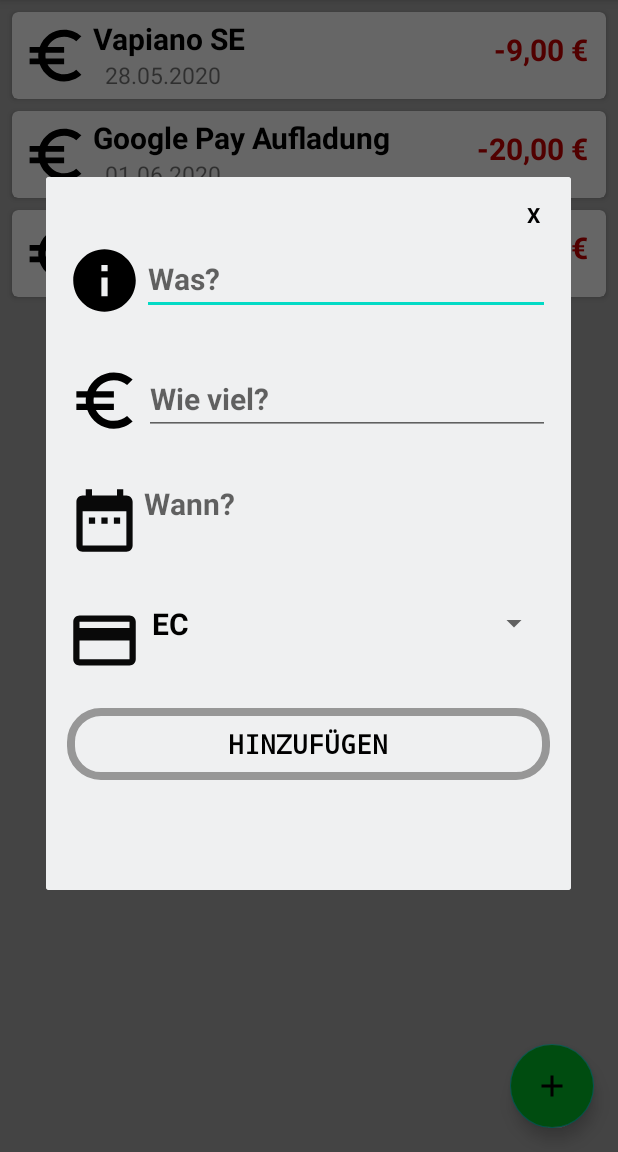
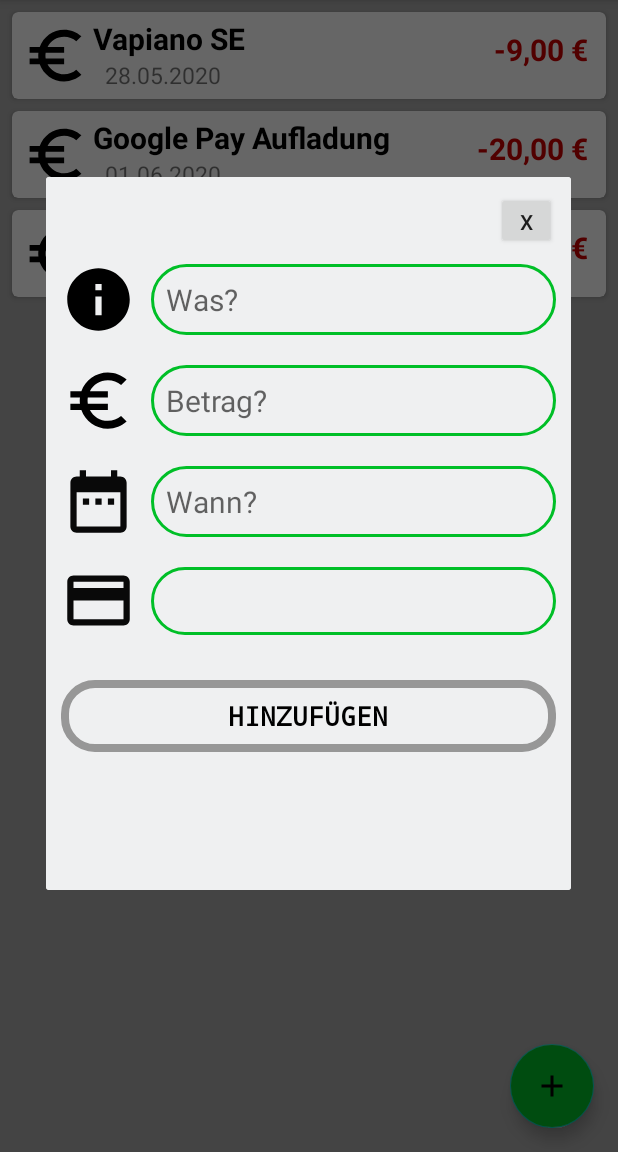
Before and after one commit to haidepzai/Finance-Manager-Android, an Android app: the screen it shows after launch (MainActivity), after a tap on an icon or button, on a phone screen of 412 x 824 dp, the part 84-1236 px from its top. Run offline under Robolectric (Android 15) with nearby library versions, the phone set to English and light mode, and no system bars.

Commit message:
Improved layout and design

```diff
--- a/FinanceManager/app/src/main/java/de/hdmstuttgart/financemanager/Fragments/MainFragment.java
+++ b/FinanceManager/app/src/main/java/de/hdmstuttgart/financemanager/Fragments/MainFragment.java
@@ -6,6 +6,7 @@ import android.content.Intent;
 import android.graphics.Color;
 import android.graphics.drawable.ColorDrawable;
 import android.os.Bundle;
+import android.text.InputFilter;
 import android.view.LayoutInflater;
 import android.view.View;
 import android.view.ViewGroup;
@@ -15,7 +16,6 @@ import android.widget.Button;
 import android.widget.DatePicker;
 import android.widget.EditText;
 import android.widget.Spinner;
-import android.widget.TextView;
 
 import androidx.annotation.NonNull;
 import androidx.annotation.Nullable;
@@ -52,7 +52,7 @@ public class MainFragment extends Fragment implements RecyclerViewAdapter.OnNote
 
     private EditText payPurpose;
     private EditText payAmount;
-    private TextView mDisplayDate;
+    private EditText mDisplayDate;
     private Spinner payMethod;
 
     private static ArrayAdapter<String> mSpinner; //Adapter für Spinner (Dropdown Liste)
@@ -87,11 +87,11 @@ public class MainFragment extends Fragment implements RecyclerViewAdapter.OnNote
         fab.setOnClickListener(new View.OnClickListener() {
             @Override
             public void onClick(View v) {
-                TextView txtClose;
+                Button btnClose;
                 myDialog.setContentView(R.layout.custompopup);
 
-                txtClose = myDialog.findViewById(R.id.txtClose);
-                txtClose.setOnClickListener(new View.OnClickListener() {
+                btnClose = myDialog.findViewById(R.id.btnClose);
+                btnClose.setOnClickListener(new View.OnClickListener() {
                     @Override
                     public void onClick(View v) {
                         myDialog.dismiss();
@@ -101,8 +101,16 @@ public class MainFragment extends Fragment implements RecyclerViewAdapter.OnNote
                 //Initialisierung der TextViews in dem Dialog
                 payPurpose = myDialog.findViewById(R.id.inputPurpose);
                 payAmount = myDialog.findViewById(R.id.inputAmount);
+
                 payMethod = myDialog.findViewById(R.id.inputMethod);
                 mDisplayDate = myDialog.findViewById(R.id.inputDate);
+
+                payPurpose.setBackgroundResource(R.drawable.edit_border);
+                payAmount.setBackgroundResource(R.drawable.edit_border);
+                mDisplayDate.setBackgroundResource(R.drawable.edit_border);
+                payMethod.setBackgroundResource(R.drawable.edit_border);
+
+
                 //Öffnet Datum-Feld
                 mDisplayDate.setOnClickListener(new View.OnClickListener() {
                     @Override
--- a/FinanceManager/app/src/main/java/de/hdmstuttgart/financemanager/ItemDetailActivity.java
+++ b/FinanceManager/app/src/main/java/de/hdmstuttgart/financemanager/ItemDetailActivity.java
@@ -5,6 +5,8 @@ import android.content.Intent;
 import android.graphics.Color;
 import android.graphics.drawable.ColorDrawable;
 import android.os.Bundle;
+import android.text.Editable;
+import android.text.InputFilter;
 import android.view.View;
 import android.widget.AdapterView;
 import android.widget.ArrayAdapter;
@@ -17,6 +19,7 @@ import androidx.appcompat.app.AppCompatActivity;
 
 import com.google.android.material.floatingactionbutton.FloatingActionButton;
 
+import java.text.NumberFormat;
 import java.util.Calendar;
 import java.util.Objects;
 
@@ -73,6 +76,8 @@ public class ItemDetailActivity extends AppCompatActivity implements AdapterView
 
         mPurpose.setText(purpose);
         mAmount.setText(amount);
+
+        //Add currency filter to amount input field
         mDate.setText(date);
         //Initialisierung des Spinners
         mSpinner = new ArrayAdapter<>(ItemDetailActivity.this, R.layout.spinner_item_detail, PaymentMethods.SpinnerList);
@@ -191,4 +196,5 @@ public class ItemDetailActivity extends AppCompatActivity implements AdapterView
     public void onNothingSelected(AdapterView<?> parent) {
 
     }
+
 }
--- a/FinanceManager/app/src/main/java/de/hdmstuttgart/financemanager/PaymentMethods.java
+++ b/FinanceManager/app/src/main/java/de/hdmstuttgart/financemanager/PaymentMethods.java
@@ -7,6 +7,7 @@ public class PaymentMethods {
    public static ArrayList<String> SpinnerList = new ArrayList<>();
     //Führt den Block instant aus, sobald die Klasse aufgerufen wird
     static {
+        SpinnerList.add("Wählen Sie eine Zahlmethode...");
         SpinnerList.add("EC");
         SpinnerList.add("Bank");
         SpinnerList.add("Kreditkarte");
--- a/FinanceManager/app/src/main/res/layout/activity_item_detail.xml
+++ b/FinanceManager/app/src/main/res/layout/activity_item_detail.xml
@@ -1,6 +1,5 @@
 <?xml version="1.0" encoding="utf-8"?>
-<androidx.coordinatorlayout.widget.CoordinatorLayout
-    xmlns:android="http://schemas.android.com/apk/res/android"
+<androidx.coordinatorlayout.widget.CoordinatorLayout xmlns:android="http://schemas.android.com/apk/res/android"
     xmlns:app="http://schemas.android.com/apk/res-auto"
     xmlns:tools="http://schemas.android.com/tools"
     android:layout_width="match_parent"
@@ -44,10 +43,13 @@
                 android:layout_width="300dp"
                 android:layout_height="wrap_content"
                 android:layout_gravity="center_vertical"
+                android:inputType="text"
                 android:lines="1"
                 android:maxLines="1"
+                android:padding="10dp"
                 android:singleLine="true"
-                android:text="Was" />
+                android:text="@string/detail_placeholder_what"
+                android:textSize="20sp" />
         </LinearLayout>
 
         <LinearLayout
@@ -70,10 +72,13 @@
                 android:layout_width="300dp"
                 android:layout_height="wrap_content"
                 android:layout_gravity="center_vertical"
+                android:inputType="date"
                 android:lines="1"
                 android:maxLines="1"
+                android:padding="10dp"
                 android:singleLine="true"
-                android:text="Wann" />
+                android:text="@string/detail_placeholder_when"
+                android:textSize="20sp" />
 
             <ImageButton
                 android:id="@+id/calendarButton"
@@ -106,8 +111,10 @@
                 android:layout_gravity="center_vertical"
                 android:lines="1"
                 android:maxLines="1"
+                android:padding="10dp"
                 android:singleLine="true"
-                android:text="Betrag" />
+                android:text="@string/detail_placeholder_amount"
+                android:textSize="20sp" />
         </LinearLayout>
 
         <LinearLayout
@@ -128,12 +135,14 @@
             <Spinner
                 android:id="@+id/detailMethod"
                 android:layout_width="300dp"
-                android:layout_height="45sp"
+                android:layout_height="45dp"
                 android:layout_gravity="center_vertical"
                 android:lines="1"
                 android:maxLines="1"
+                android:padding="10dp"
                 android:singleLine="true"
-                android:text="Zahlungsmethode" />
+                android:spinnerMode="dropdown"
+                android:text="@string/detail_placeholder_payment" />
 
         </LinearLayout>
 
@@ -145,10 +154,10 @@
         android:layout_height="wrap_content"
         android:layout_gravity="end|bottom"
         android:layout_margin="16dp"
+        android:backgroundTint="@color/colorPrimary"
+        android:elevation="6dp"
         android:src="@drawable/ic_edit"
-        app:fabSize="normal"
-        android:backgroundTint="@color/colorPrimary"
-        android:elevation="6dp"/>
+        app:fabSize="normal" />
 
     <com.google.android.material.floatingactionbutton.FloatingActionButton
         android:id="@+id/fab_done"
--- a/FinanceManager/app/src/main/res/layout/custompopup.xml
+++ b/FinanceManager/app/src/main/res/layout/custompopup.xml
@@ -7,113 +7,118 @@
     android:orientation="vertical"
     android:padding="10dp">
 
-    <TextView
-        android:id="@+id/txtClose"
-        android:layout_width="30dp"
-        android:layout_height="30dp"
-        android:layout_gravity="end"
-        android:gravity="center"
-        android:text="X"
-        android:textColor="#000000"
-        android:textStyle="bold" />
+    <Button
+        android:id="@+id/btnClose"
+        android:layout_width="40dp"
+        android:layout_height="38dp"
+        android:layout_gravity="right"
+        android:text="x" />
 
-    <RelativeLayout
+    <LinearLayout
         android:layout_width="match_parent"
-        android:layout_height="match_parent"
-        android:layout_margin="4dp">
+        android:layout_height="wrap_content"
+        android:orientation="horizontal">
 
         <ImageView
             android:id="@+id/logoPurpose"
             android:layout_width="50dp"
             android:layout_height="50dp"
-            android:background="@drawable/black_info"
-            android:padding="2dp" />
+            android:layout_gravity="center_vertical"
+            android:background="@drawable/black_info" />
 
         <EditText
             android:id="@+id/inputPurpose"
             android:layout_width="match_parent"
             android:layout_height="wrap_content"
-            android:layout_alignParentTop="true"
-            android:layout_toEndOf="@+id/logoPurpose"
-            android:hint="Was?"
+            android:layout_gravity="center_vertical"
+            android:layout_marginStart="10dp"
+            android:layout_marginTop="10dp"
+            android:layout_marginBottom="10dp"
+            android:hint="@string/detail_placeholder_what"
+            android:padding="10dp"
             android:textColor="@android:color/black"
-            android:textSize="20sp"
-            android:textStyle="bold" />
+            android:textSize="20sp" />
+    </LinearLayout>
 
+    <LinearLayout
+        android:layout_width="match_parent"
+        android:layout_height="wrap_content"
+        android:orientation="horizontal">
 
         <ImageView
             android:id="@+id/logoAmount"
             android:layout_width="50dp"
             android:layout_height="50dp"
-            android:layout_below="@id/logoPurpose"
-            android:layout_marginTop="30dp"
-            android:background="@drawable/ic_euro_black"
-            android:padding="2dp" />
+            android:layout_gravity="center_vertical"
+            android:background="@drawable/ic_euro_black" />
 
         <EditText
             android:id="@+id/inputAmount"
             android:layout_width="match_parent"
             android:layout_height="wrap_content"
-            android:layout_below="@id/inputPurpose"
-            android:layout_alignParentTop="true"
-            android:layout_marginStart="1dp"
-            android:layout_marginTop="80dp"
-            android:layout_toEndOf="@+id/logoAmount"
-            android:hint="Wie viel?"
+            android:layout_gravity="center_vertical"
+            android:layout_marginStart="10dp"
+            android:layout_marginTop="10dp"
+            android:layout_marginBottom="10dp"
+            android:hint="@string/detail_placeholder_amount"
+            android:padding="10dp"
             android:textColor="@android:color/black"
-            android:textSize="20sp"
-            android:textStyle="bold" />
+            android:textSize="20sp" />
+    </LinearLayout>
+
+    <LinearLayout
+        android:layout_width="match_parent"
+        android:layout_height="wrap_content"
+        android:orientation="horizontal">
 
         <ImageView
             android:id="@+id/logoDate"
             android:layout_width="50dp"
             android:layout_height="50dp"
-            android:layout_below="@id/logoAmount"
-            android:layout_marginTop="30dp"
-            android:background="@drawable/black_date"
-            android:padding="2dp" />
+            android:layout_gravity="center_vertical"
+            android:background="@drawable/black_date" />
 
-        <TextView
+        <EditText
             android:id="@+id/inputDate"
             android:layout_width="match_parent"
             android:layout_height="wrap_content"
-            android:layout_below="@id/inputAmount"
-            android:layout_alignParentTop="true"
-            android:layout_marginStart="1dp"
-            android:layout_marginTop="160dp"
-            android:layout_toEndOf="@+id/logoDate"
-            android:hint="Wann?"
-            android:inputType="date"
-            android:textColor="@android:color/black"
-            android:textSize="20sp"
-            android:textStyle="bold" />
+            android:layout_gravity="center_vertical"
+            android:layout_marginStart="10dp"
+            android:layout_marginTop="10dp"
+            android:layout_marginBottom="10dp"
+            android:hint="@string/detail_placeholder_when"
+            android:inputType="textPersonName"
+            android:padding="10dp"
+            android:textSize="20sp" />
+    </LinearLayout>
+
+    <LinearLayout
+        android:layout_width="match_parent"
+        android:layout_height="wrap_content"
+        android:orientation="horizontal">
 
         <ImageView
             android:id="@+id/logoMethod"
             android:layout_width="50dp"
             android:layout_height="50dp"
-            android:background="@drawable/black_credit"
-            android:layout_below="@id/logoDate"
-            android:padding="2dp"
-            android:layout_marginTop="30dp"/>
+            android:layout_gravity="center_vertical"
+            android:background="@drawable/black_credit" />
 
         <Spinner
             android:id="@+id/inputMethod"
             android:layout_width="match_parent"
-            android:layout_height="wrap_content"
-            android:layout_below="@id/inputDate"
-            android:layout_alignParentTop="true"
-            android:layout_marginStart="1dp"
-            android:layout_marginTop="240dp"
-            android:layout_toEndOf="@+id/logoMethod"
-            android:hint="Zahlungsmethode?"
-            android:textColor="@android:color/black"
-            android:textSize="20sp"
-            android:textStyle="bold" />
+            android:layout_height="45dp"
+            android:layout_gravity="center_vertical"
+            android:layout_marginStart="10dp"
+            android:layout_marginTop="10dp"
+            android:layout_marginBottom="10dp"
+            android:hint="@string/detail_placeholder_payment"
+            android:padding="10dp"
+            android:textSize="20sp" />
+    </LinearLayout>
 
     <Button
         android:id="@+id/addBill"
-            android:layout_below="@id/logoMethod"
         android:layout_width="match_parent"
         android:layout_height="wrap_content"
         android:layout_marginTop="20dp"
@@ -124,6 +129,4 @@
         android:textStyle="bold"
         android:typeface="monospace" />
 
-    </RelativeLayout>
-
 </LinearLayout>
--- a/FinanceManager/app/src/main/res/layout/spinner_item_detail.xml
+++ b/FinanceManager/app/src/main/res/layout/spinner_item_detail.xml
@@ -4,6 +4,6 @@
     xmlns:android="http://schemas.android.com/apk/res/android"
     android:layout_width="match_parent"
     android:layout_height="wrap_content"
-    android:textSize="18sp"
+    android:textSize="20sp"
     android:textColor="#000000"
-    android:paddingStart="5sp"/>
+    android:padding="10dp"/>
--- a/FinanceManager/app/src/main/res/layout/spinner_item_main.xml
+++ b/FinanceManager/app/src/main/res/layout/spinner_item_main.xml
@@ -5,6 +5,5 @@
     android:layout_width="match_parent"
     android:layout_height="wrap_content"
     android:textSize="20sp"
-    android:textStyle="bold"
     android:textColor="#000000"
-    android:paddingStart="5sp"/>
+    android:padding="10dp"/>
--- a/FinanceManager/app/src/main/res/values/strings.xml
+++ b/FinanceManager/app/src/main/res/values/strings.xml
@@ -12,4 +12,9 @@
         <item>Sonstige</item>
     </string-array>
 
+    <string name="detail_placeholder_what">Was?</string>
+    <string name="detail_placeholder_when">Wann?</string>
+    <string name="detail_placeholder_amount">Betrag?</string>
+    <string name="detail_placeholder_payment">Zahlungsmethode?</string>
+
 </resources>
```
Lines whose indentation alone changed are shown as unchanged.
